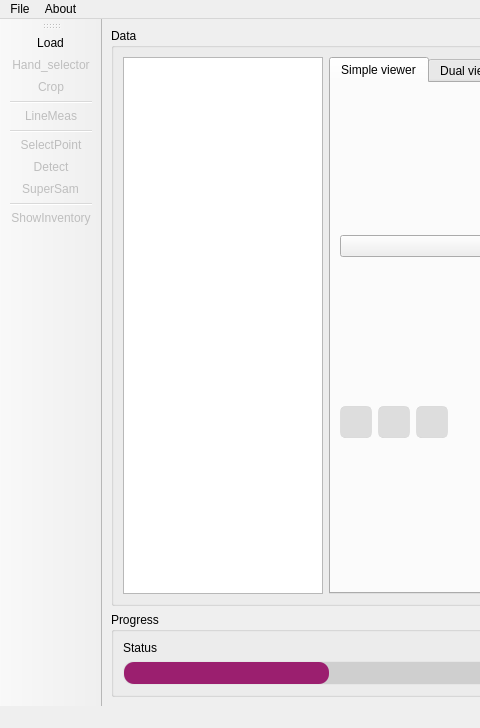
Before: the Qt Designer form ui/volume.ui in s-du/SkyStock, drawn with Qt 5; both pictures show x 0 to 480 and y 0 to 728 of the 1003 by 728 pixel window.
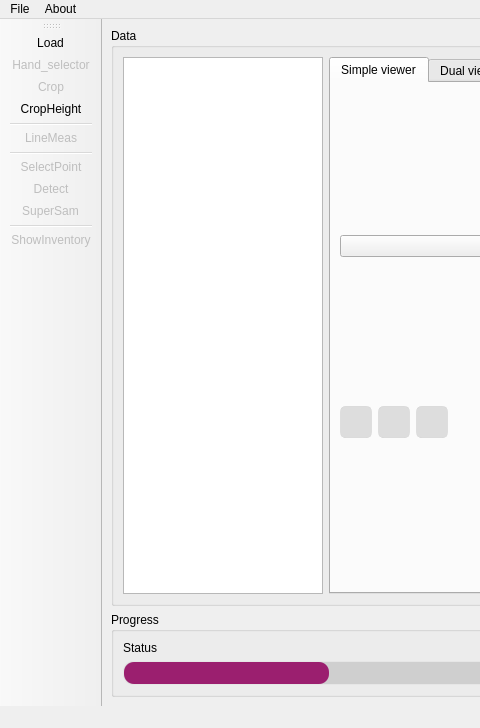
After: the same form once the commit is applied.

Commit message: Height limit selection (base)

Patch:
```diff
--- a/ui/volume.ui
+++ b/ui/volume.ui
@@ -367,6 +367,7 @@
    <addaction name="actionLoad"/>
    <addaction name="actionHand_selector"/>
    <addaction name="actionCrop"/>
+   <addaction name="actionCropHeight"/>
    <addaction name="separator"/>
    <addaction name="actionLineMeas"/>
    <addaction name="separator"/>
@@ -471,6 +472,14 @@
     <string>LineMeas</string>
    </property>
   </action>
+  <action name="actionCropHeight">
+   <property name="text">
+    <string>CropHeight</string>
+   </property>
+   <property name="toolTip">
+    <string>Change min and max altitude</string>
+   </property>
+  </action>
  </widget>
  <resources/>
  <connections/>
```
The commit also changes 3 other files.
